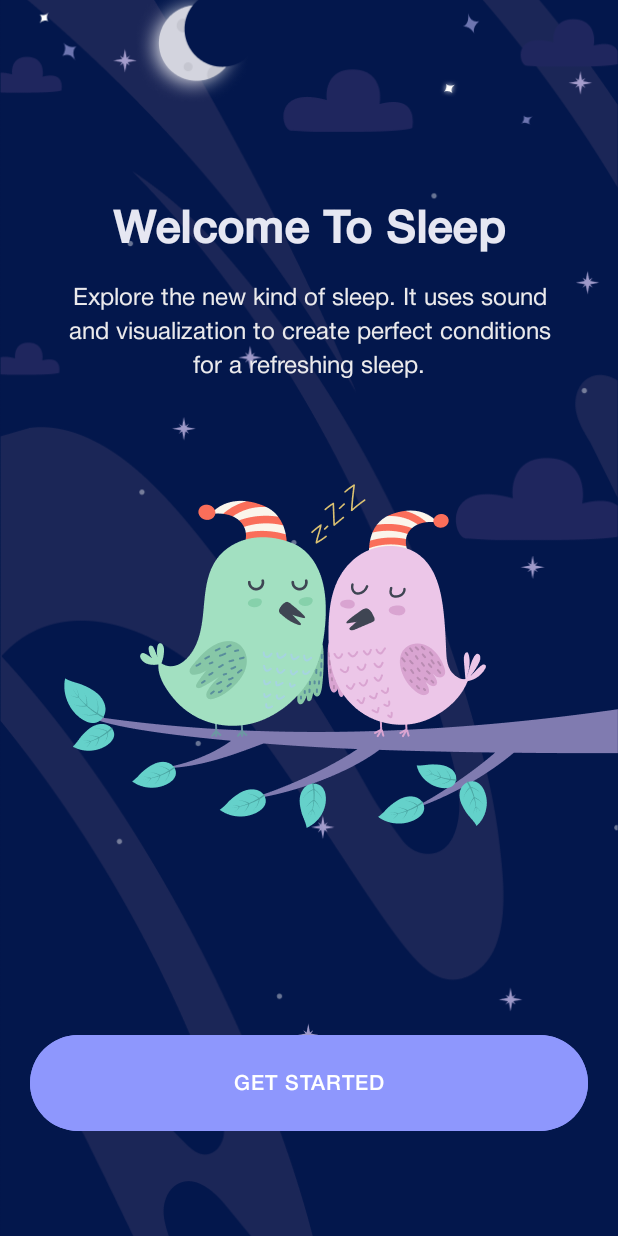
After one commit to Suslanium/SilentMoon, an Android app: the fragment WelcomeSleepFragment shown on its own in the app's theme, on a phone screen of 412 x 824 dp. The commit adds this screen. Run offline under Robolectric (Android 15) with nearby library versions, the phone set to English and light mode, and no system bars.

Commit message:
Welcome sleep fragment

```diff
--- /dev/null
+++ b/app/src/main/java/com/suslanium/silentmoon/WelcomeSleepFragment.kt
@@ -0,0 +1,30 @@
+package com.suslanium.silentmoon
+
+import android.os.Bundle
+import androidx.fragment.app.Fragment
+import android.view.LayoutInflater
+import android.view.View
+import android.view.ViewGroup
+import androidx.core.view.ViewCompat
+import com.suslanium.silentmoon.databinding.FragmentWelcomeSleepBinding
+import com.suslanium.silentmoon.utils.InsetListeners
+
+class WelcomeSleepFragment : Fragment() {
+
+    private var _binding: FragmentWelcomeSleepBinding? = null
+    private val binding get() = _binding!!
+
+    override fun onCreateView(
+        inflater: LayoutInflater, container: ViewGroup?,
+        savedInstanceState: Bundle?
+    ): View {
+        _binding = FragmentWelcomeSleepBinding.inflate(inflater, container, false)
+        ViewCompat.setOnApplyWindowInsetsListener(binding.welcomeSleepGetStarted, InsetListeners.marginBottomListener)
+        return binding.root
+    }
+
+    override fun onDestroyView() {
+        super.onDestroyView()
+        _binding = null
+    }
+}
--- a/app/src/main/res/layout/fragment_bottom_bar_root.xml
+++ b/app/src/main/res/layout/fragment_bottom_bar_root.xml
@@ -13,8 +13,8 @@
         android:layout_width="match_parent"
         android:layout_height="0dp"
         android:layout_weight="1"
-        android:name="com.suslanium.silentmoon.meditatev2.MeditateV2Fragment"
-        tools:layout="@layout/fragment_meditate_v2">
+        android:name="com.suslanium.silentmoon.home.HomeFragment"
+        tools:layout="@layout/fragment_home">
 
     </androidx.fragment.app.FragmentContainerView>
 
--- /dev/null
+++ b/app/src/main/res/layout/fragment_welcome_sleep.xml
@@ -0,0 +1,94 @@
+<?xml version="1.0" encoding="utf-8"?>
+<androidx.core.widget.NestedScrollView xmlns:android="http://schemas.android.com/apk/res/android"
+    xmlns:app="http://schemas.android.com/apk/res-auto"
+    xmlns:tools="http://schemas.android.com/tools"
+    android:layout_width="match_parent"
+    android:layout_height="match_parent"
+    android:background="@color/sleep_bg"
+    android:fillViewport="true"
+    android:textAlignment="center"
+    tools:context=".WelcomeSleepFragment">
+
+    <androidx.constraintlayout.widget.ConstraintLayout
+        android:layout_width="match_parent"
+        android:layout_height="wrap_content">
+
+        <ImageView
+            android:id="@+id/welcome_sleep_bg"
+            android:layout_width="match_parent"
+            android:layout_height="0dp"
+            android:adjustViewBounds="false"
+            android:importantForAccessibility="no"
+            android:scaleType="centerCrop"
+            android:src="@drawable/welcome_sleep_bg"
+            app:layout_constraintBottom_toBottomOf="parent"
+            app:layout_constraintEnd_toEndOf="parent"
+            app:layout_constraintStart_toStartOf="parent"
+            app:layout_constraintTop_toTopOf="parent" />
+
+        <TextView
+            android:id="@+id/welcome_sleep_title"
+            android:layout_width="0dp"
+            android:layout_height="wrap_content"
+            android:layout_marginStart="40dp"
+            android:layout_marginEnd="40dp"
+            android:layout_marginBottom="19dp"
+            android:fontFamily="@font/helvetica_neue_medium"
+            android:gravity="center"
+            android:letterSpacing="0.01"
+            android:lineSpacingExtra="10sp"
+            android:text="@string/welcome_sleep_title"
+            android:textColor="@color/very_light_gray_variant"
+            android:textSize="30sp"
+            android:textStyle="bold"
+            app:layout_constraintBottom_toTopOf="@+id/welcome_sleep_foreground"
+            app:layout_constraintEnd_toEndOf="parent"
+            app:layout_constraintStart_toStartOf="parent"
+            app:layout_constraintTop_toTopOf="parent" />
+
+        <TextView
+            android:id="@+id/welcome_sleep_subtitle"
+            android:layout_width="0dp"
+            android:layout_height="wrap_content"
+            android:layout_marginStart="40dp"
+            android:layout_marginTop="@dimen/margin_small"
+            android:layout_marginEnd="40dp"
+            android:fontFamily="@font/helvetica_neue_roman"
+            android:gravity="center"
+            android:lineSpacingExtra="8sp"
+            android:text="@string/welcome_sleep_subtitle"
+            android:textColor="@color/very_light_gray"
+            android:textSize="16sp"
+            app:layout_constraintBottom_toTopOf="@+id/welcome_sleep_foreground"
+            app:layout_constraintEnd_toEndOf="parent"
+            app:layout_constraintStart_toStartOf="parent"
+            app:layout_constraintTop_toBottomOf="@+id/welcome_sleep_title"
+            app:layout_constraintVertical_bias="0.0" />
+
+        <ImageView
+            android:id="@+id/welcome_sleep_foreground"
+            android:layout_width="wrap_content"
+            android:layout_height="wrap_content"
+            android:layout_marginTop="50dp"
+            android:importantForAccessibility="no"
+            android:src="@drawable/welcome_sleep_foreground"
+            app:layout_constraintBottom_toBottomOf="parent"
+            app:layout_constraintEnd_toEndOf="parent"
+            app:layout_constraintTop_toTopOf="parent" />
+
+        <Button
+            android:id="@+id/welcome_sleep_get_started"
+            style="@style/primary_button"
+            android:layout_width="0dp"
+            android:layout_height="134dp"
+            android:layout_marginStart="@dimen/margin_small"
+            android:layout_marginEnd="@dimen/margin_small"
+            android:insetBottom="70dp"
+            android:text="@string/get_started"
+            app:layout_constraintBottom_toBottomOf="parent"
+            app:layout_constraintEnd_toEndOf="parent"
+            app:layout_constraintStart_toStartOf="parent"
+            app:layout_constraintTop_toBottomOf="@+id/welcome_sleep_foreground"
+            app:layout_constraintVertical_bias="1.0" />
+    </androidx.constraintlayout.widget.ConstraintLayout>
+</androidx.core.widget.NestedScrollView>
--- a/app/src/main/res/values/colors.xml
+++ b/app/src/main/res/values/colors.xml
@@ -29,7 +29,7 @@
     <color name="relaxation_color">#FFC97E</color>
     <color name="daily_thought_bg">#333242</color>
     <color name="course_details_fab_bg">#7F03174C</color>
-    <color name="course_details_fab_icon">#E6E7F2</color>
+    <color name="very_light_gray_variant">#E6E7F2</color>
     <color name="course_details_list_divider">#ADB8D9</color>
     <color name="course_details_divider">#E4E6FD</color>
     <color name="music_v2_background">#FAF7F2</color>
@@ -37,4 +37,5 @@
     <color name="light_gray">#A0A3B1</color>
     <color name="gray">#5A6175</color>
     <color name="daily_calm_bg">#F1DDCF</color>
+    <color name="sleep_bg">#03174C</color>
 </resources>
--- a/app/src/main/res/values/strings.xml
+++ b/app/src/main/res/values/strings.xml
@@ -93,4 +93,6 @@ to Silent Moon?</string>
     <string name="apr_30">APR 30</string>
     <string name="pause_practice">PAUSE PRACTICE</string>
     <string name="anxiety_release">Anxiety Release</string>
+    <string name="welcome_sleep_title">Welcome To Sleep</string>
+    <string name="welcome_sleep_subtitle">Explore the new kind of sleep. It uses sound and visualization to create perfect conditions for a refreshing sleep.</string>
 </resources>
```
Also changed, not shown: app/src/main/res/drawable-hdpi/welcome_sleep_bg.png (added), app/src/main/res/drawable-hdpi/welcome_sleep_foreground.png (added), app/src/main/res/drawable-xhdpi/welcome_sleep_bg.png (added), app/src/main/res/drawable-xhdpi/welcome_sleep_foreground.png (added), app/src/main/res/drawable-xxhdpi/welcome_sleep_bg.png (added), app/src/main/res/drawable-xxhdpi/welcome_sleep_foreground.png (added), app/src/main/res/drawable-xxxhdpi/welcome_sleep_bg.png (added), app/src/main/res/drawable-xxxhdpi/welcome_sleep_foreground.png (added).
